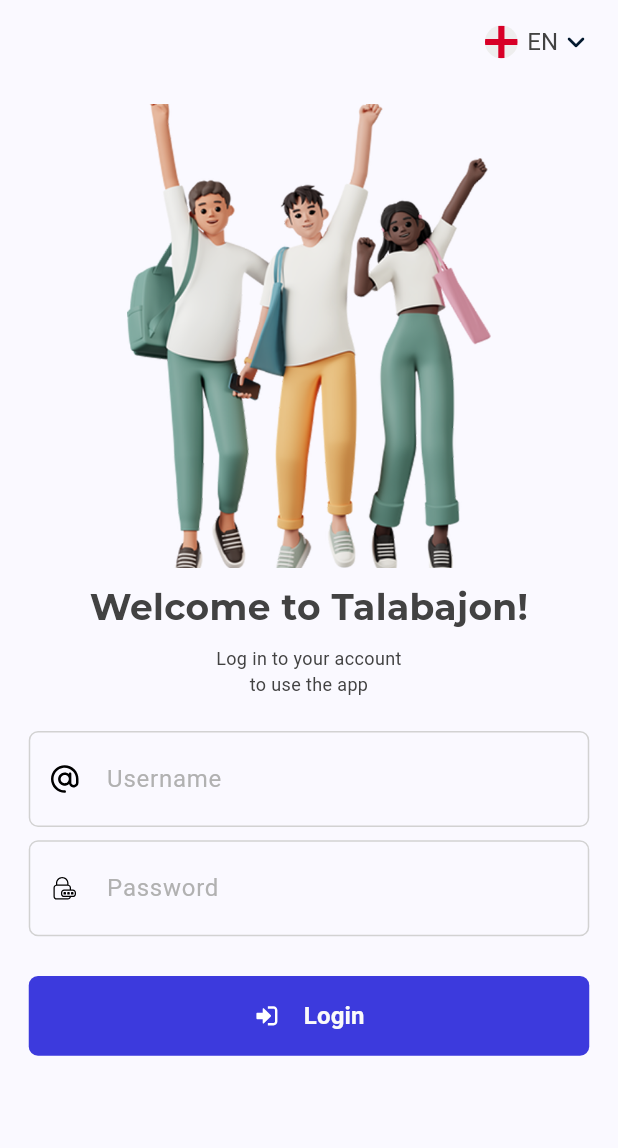
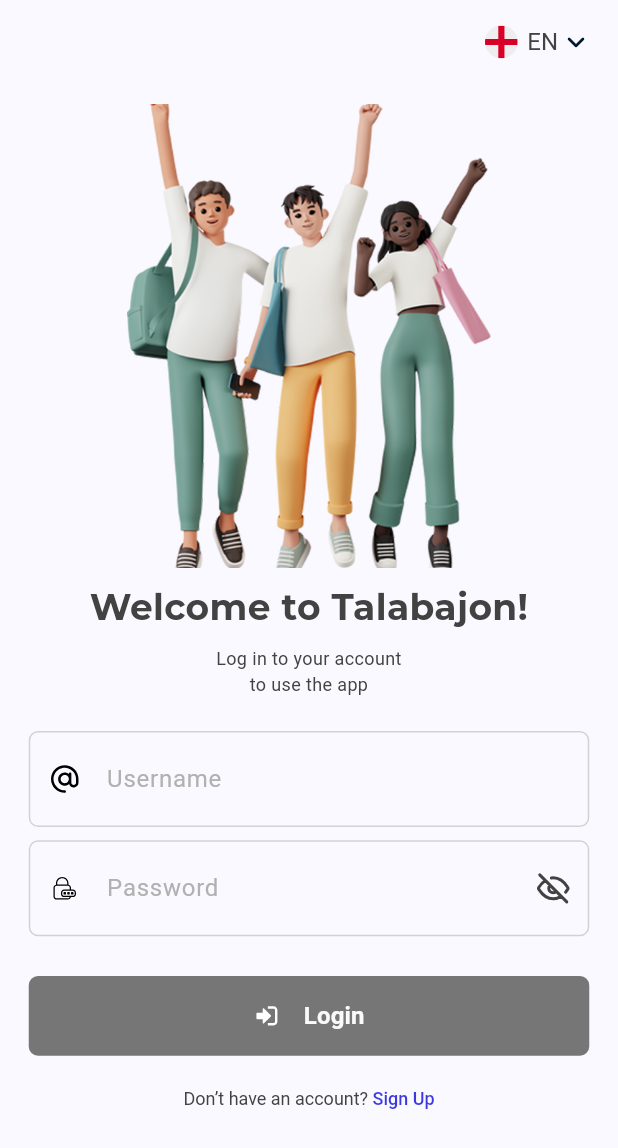
Before and after one commit to isroilovismoiljon/talabajon_flutter, a Flutter app: the LoginPage screen opened by its route, on a phone screen of 412 x 824 dp. Shown: the top 1148 px of the screen. Run offline on Flutter 3.47's test engine with Material 3 defaults, Android fonts, the phone set to English and light mode, and no system bars; our stand-ins replace dio, equatable, flutter_bloc, flutter_screenutil, flutter_secure_storage, flutter_svg and 4 more; accounts and stored records are empty.

Commit message:
login to'liq bo'ldi

```diff
--- a/lib/core/network/auth_interceptor.dart
+++ b/lib/core/network/auth_interceptor.dart
@@ -35,7 +35,7 @@ class AuthInterceptor extends Interceptor {
       if (login == null || password == null) await logout();
 
       var result = await dio.post('auth/login', data: {'login': login, 'password': password});
-      String? token = result.data['accessToken'];
+      String? token = result.data['token'];
 
       if (result.statusCode != 200 || token == null) await logout();
 
--- a/lib/core/network/bloc_dependencies.dart
+++ b/lib/core/network/bloc_dependencies.dart
@@ -2,6 +2,7 @@ import 'package:flutter_bloc/flutter_bloc.dart';
 import 'package:provider/single_child_widget.dart';
 import 'package:talabajon/features/auth/managers/verify/verify_bloc.dart';
 
+import '../../features/auth/managers/login/login_bloc.dart';
 import '../../features/auth/managers/register/register_bloc.dart';
 import '../../features/auth/managers/resend_verify/resend_verify_bloc.dart';
 
@@ -15,6 +16,9 @@ final blocDependencies = <SingleChildWidget> [
   BlocProvider<ResendVerifyBloc>(
     create: (context) => ResendVerifyBloc(authRepo: context.read()),
   ),
+  BlocProvider<LoginBloc>(
+    create: (context) => LoginBloc(authRepo: context.read()),
+  ),
   // BlocProvider<LoginBloc>(
   //   create: (context) => LoginBloc(authenticationRepository: context.read()),
   // ),
--- /dev/null
+++ b/lib/data/models/auth/login_request_model.dart
@@ -0,0 +1,13 @@
+class LoginRequestModel {
+  final String username, password;
+
+  LoginRequestModel({
+    required this.username,
+    required this.password,
+  });
+
+  Map<String, dynamic> toJson() => {
+    "username": username,
+    "password": password,
+  };
+}
--- a/lib/features/auth/managers/login/login_bloc.dart
+++ b/lib/features/auth/managers/login/login_bloc.dart
@@ -1,10 +1,25 @@
-import 'package:flutter/material.dart';
+import 'package:flutter_bloc/flutter_bloc.dart';
+import 'package:talabajon/core/constants/status.dart';
+import 'package:talabajon/data/repositories/auth_repository.dart';
+import 'package:talabajon/features/auth/managers/login/login_event.dart';
+import 'package:talabajon/features/auth/managers/login/login_state.dart';
 
-class LoginBloc extends StatelessWidget {
-  const LoginBloc({Key? key}) : super(key: key);
+class LoginBloc extends Bloc<LoginEvent, LoginState> {
+  LoginBloc({
+    required AuthRepository authRepo,
+  }) : _authRepo = authRepo,
+       super(LoginState.initial()) {
+    on<LoginPostEvent>(_fetchLogin);
+  }
 
-  @override
-  Widget build(BuildContext context) {
-    return Container();
+  final AuthRepository _authRepo;
+
+  Future<void> _fetchLogin(LoginPostEvent event, Emitter<LoginState> emit) async {
+    emit(state.copyWith(loginStatus: Status.loading, errorMessage: null));
+    var result = await _authRepo.login(event.data);
+    result.fold(
+      (error) => emit(state.copyWith(errorMessage: error.toString(), loginStatus: Status.error)),
+      (success) => emit(state.copyWith(loginStatus: Status.success, login: success)),
+    );
   }
 }
--- a/lib/features/auth/managers/login/login_event.dart
+++ b/lib/features/auth/managers/login/login_event.dart
@@ -1,10 +1,9 @@
-import 'package:flutter/material.dart';
+import 'package:talabajon/data/models/auth/login_request_model.dart';
 
-class LoginEvent extends StatelessWidget {
-  const LoginEvent({Key? key}) : super(key: key);
+sealed class LoginEvent {}
 
-  @override
-  Widget build(BuildContext context) {
-    return Container();
-  }
+final class LoginPostEvent extends LoginEvent {
+  final LoginRequestModel data;
+
+  LoginPostEvent(this.data);
 }
--- a/lib/features/auth/managers/login/login_state.dart
+++ b/lib/features/auth/managers/login/login_state.dart
@@ -1,10 +1,36 @@
-import 'package:flutter/material.dart';
+import 'package:equatable/equatable.dart';
+import 'package:talabajon/data/models/auth/auth_response_model.dart';
+import '../../../../core/constants/status.dart';
 
-class LoginState extends StatelessWidget {
-  const LoginState({Key? key}) : super(key: key);
+class LoginState extends Equatable {
+  final Status loginStatus;
+  final String? errorMessage;
+  final AuthResponseModel? login;
+
+  const LoginState({
+    required this.loginStatus,
+    required this.errorMessage,
+    required this.login,
+  });
+
+  factory LoginState.initial() => LoginState(
+    loginStatus: Status.idle,
+    errorMessage: null,
+    login: null,
+  );
+
+  LoginState copyWith({
+    Status? loginStatus,
+    String? errorMessage,
+    AuthResponseModel? login,
+  }) {
+    return LoginState(
+      loginStatus: loginStatus ?? this.loginStatus,
+      errorMessage: errorMessage ?? this.errorMessage,
+      login: login ?? this.login,
+    );
+  }
 
   @override
-  Widget build(BuildContext context) {
-    return Container();
-  }
+  List<Object?> get props => [loginStatus, errorMessage, login];
 }
--- a/lib/features/auth/managers/register/register_state.dart
+++ b/lib/features/auth/managers/register/register_state.dart
@@ -1,11 +1,11 @@
 import 'package:equatable/equatable.dart';
-import 'package:talabajon/data/models/auth/register_response_model.dart';
+import 'package:talabajon/data/models/auth/auth_response_model.dart';
 import '../../../../core/constants/status.dart';
 
 class RegisterState extends Equatable {
   final Status registerStatus;
   final String? errorMessage;
-  final RegisterResponseModel? register;
+  final AuthResponseModel? register;
 
   const RegisterState({
     required this.registerStatus,
@@ -22,7 +22,7 @@ class RegisterState extends Equatable {
   RegisterState copyWith({
     Status? registerStatus,
     String? errorMessage,
-    RegisterResponseModel? register,
+    AuthResponseModel? register,
   }) {
     return RegisterState(
       registerStatus: registerStatus ?? this.registerStatus,
--- a/lib/features/auth/pages/login_page.dart
+++ b/lib/features/auth/pages/login_page.dart
@@ -1,14 +1,24 @@
+import 'package:flutter/gestures.dart';
 import 'package:flutter/material.dart';
 import 'package:flutter_bloc/flutter_bloc.dart';
 import 'package:flutter_screenutil/flutter_screenutil.dart';
 import 'package:flutter_svg/svg.dart';
+import 'package:go_router/go_router.dart';
+import 'package:talabajon/core/constants/status.dart';
+import 'package:talabajon/core/routing/routes.dart';
 import 'package:talabajon/core/utils/icons.dart';
 import 'package:talabajon/core/utils/styles.dart';
+import 'package:talabajon/data/models/auth/login_request_model.dart';
+import 'package:talabajon/features/auth/managers/login/login_bloc.dart';
+import 'package:talabajon/features/auth/managers/login/login_event.dart';
+import 'package:talabajon/features/auth/managers/login/login_state.dart';
 import 'package:talabajon/features/auth/widgets/custom_text_field.dart';
+import 'package:talabajon/features/auth/widgets/custom_text_field_password.dart';
 import 'package:talabajon/features/common/managers/localizatoin_cubit.dart';
 import 'package:talabajon/features/common/widgets/custom_svg_button.dart';
 
 import '../../../core/l10n/app_localizations.dart';
+import '../../../core/utils/colors.dart';
 
 class LoginPage extends StatefulWidget {
   const LoginPage({super.key});
@@ -27,13 +37,6 @@ class _LoginPageState extends State<LoginPage> {
     passwordController.dispose();
     super.dispose();
   }
-  // @override
-  // void initState() {
-  //   super.initState();
-  //   WidgetsBinding.instance.addPostFrameCallback((timeStamp) {
-  //
-  //   },);
-  // }
 
   @override
   Widget build(BuildContext context) {
@@ -58,7 +61,51 @@ class _LoginPageState extends State<LoginPage> {
         label = "UZ";
     }
 
-    return Scaffold(
+    return BlocListener<LoginBloc, LoginState>(
+      listener: (context, state) {
+        if (state.loginStatus == Status.success) {
+          final loginData = state.login?.data;
+          if (loginData?.success == true) {
+            ScaffoldMessenger.of(context).showSnackBar(
+              SnackBar(
+                content: Text("✅ ${loginData?.message ?? "Login successful"}"),
+                behavior: SnackBarBehavior.floating,
+                margin: const EdgeInsets.symmetric(horizontal: 16, vertical: 12),
+                shape: RoundedRectangleBorder(
+                  borderRadius: BorderRadius.circular(14),
+                ),
+                duration: const Duration(seconds: 5),
+              ),
+            );
+            context.go(Routes.home);
+          } else {
+            ScaffoldMessenger.of(context).showSnackBar(
+              SnackBar(
+                content: Text("❎ ${loginData?.message ?? "Login failed"}"),
+                behavior: SnackBarBehavior.floating,
+                margin: const EdgeInsets.symmetric(horizontal: 16, vertical: 12),
+                shape: RoundedRectangleBorder(
+                  borderRadius: BorderRadius.circular(14),
+                ),
+                duration: const Duration(seconds: 5),
+              ),
+            );
+          }
+        } else if (state.loginStatus == Status.error) {
+          ScaffoldMessenger.of(context).showSnackBar(
+            SnackBar(
+              content: Text("Error: ${state.errorMessage}"),
+              behavior: SnackBarBehavior.floating,
+              margin: const EdgeInsets.symmetric(horizontal: 16, vertical: 12),
+              shape: RoundedRectangleBorder(
+                borderRadius: BorderRadius.circular(14),
+              ),
+              duration: const Duration(seconds: 5),
+            ),
+          );
+        }
+      },
+      child: Scaffold(
         resizeToAvoidBottomInset: false,
         appBar: AppBar(
           automaticallyImplyLeading: false,
@@ -142,18 +189,77 @@ class _LoginPageState extends State<LoginPage> {
               Column(
                 spacing: 10.h,
                 children: [
-                CustomTextField(nameController: usernameController, icon: AppSvgs.userName, hintText: local.username),
-                CustomTextField(nameController: passwordController, icon: AppSvgs.password, hintText: local.password),
+                  CustomTextField(
+                    controller: usernameController,
+                    icon: AppSvgs.userName,
+                    hintText: local.username,
+                  ),
+                  CustomTextFieldPassword(
+                    controller: passwordController,
+                    icon: AppSvgs.password,
+                    hint: local.password,
+                  ),
                 ],
               ),
               SizedBox(height: 10.h),
-            CustomSvgButton(
-              title: local.login,
+              BlocBuilder<LoginBloc, LoginState>(
+                builder: (context, state) {
+                  final isLoading = state.loginStatus == Status.loading;
+                  return ValueListenableBuilder<TextEditingValue>(
+                    valueListenable: usernameController,
+                    builder: (context, usernameValue, _) {
+                      return ValueListenableBuilder<TextEditingValue>(
+                        valueListenable: passwordController,
+                        builder: (context, passwordValue, _) {
+                          final isDisabled = isLoading || usernameValue.text.trim().isEmpty || passwordValue.text.trim().isEmpty;
+
+                          return CustomSvgButton(
+                            title: isLoading ? 'Loading...' : local.login,
                             svg: AppSvgs.logout,
                             width: 390,
                             height: 60,
+                            onPressed: isDisabled
+                                ? null
+                                : () {
+                                    context.read<LoginBloc>().add(
+                                      LoginPostEvent(
+                                        LoginRequestModel(
+                                          username: usernameValue.text.trim(),
+                                          password: passwordValue.text.trim(),
+                                        ),
+                                      ),
+                                    );
+                                  },
+                          );
+                        },
+                      );
+                    },
+                  );
+                },
+              ),
+              SizedBox(height: 5.h),
+              Center(
+                child: RichText(
+                  text: TextSpan(
+                    style: AppStyles.w400s12,
+                    children: [
+                      TextSpan(
+                        text: "Don’t have an account? ",
+                      ),
+                      TextSpan(
+                        text: "Sign Up",
+                        style: AppStyles.w500s12.copyWith(color: AppColors.indigoBlue),
+                        recognizer: TapGestureRecognizer()
+                          ..onTap = () {
+                            context.go(Routes.register);
+                          },
                       ),
                     ],
+                  ),
+                ),
+              ),
+            ],
+          ),
         ),
       ),
     );
--- a/lib/features/auth/widgets/custom_text_field.dart
+++ b/lib/features/auth/widgets/custom_text_field.dart
@@ -6,19 +6,19 @@ import 'package:talabajon/core/utils/colors.dart';
 class CustomTextField extends StatelessWidget {
   const CustomTextField({
     super.key,
-    required this.nameController,
+    required this.controller,
     required this.icon,
     required this.hintText,
   });
 
-  final TextEditingController nameController;
+  final TextEditingController controller;
   final String icon;
   final String hintText;
 
   @override
   Widget build(BuildContext context) {
     return TextField(
-      controller: nameController,
+      controller: controller,
       decoration: InputDecoration(
         contentPadding: EdgeInsets.all(20),
         prefixIcon: SizedBox(
--- a/lib/features/common/widgets/custom_button.dart
+++ b/lib/features/common/widgets/custom_button.dart
@@ -11,7 +11,7 @@ class CustomButton extends StatelessWidget {
     this.width = 390,
     this.height = 62,
     required this.title,
-    this.color = AppColors.black,
+    this.color = AppColors.indigoBlue,
     this.style = AppStyles.w600s18w,
     this.border = false,
   });
```
Also changed, not shown: lib/data/models/auth/auth_response_model.dart (renamed from lib/data/models/auth/register_response_model.dart, +19 -59 lines), lib/data/repositories/auth_repository.dart (+22 -3 lines), lib/features/auth/pages/register_page.dart (+31 -9 lines), lib/features/auth/pages/verify_page.dart (+6 -10 lines), lib/features/auth/widgets/verify_widget.dart (+11 -16 lines), lib/features/splash/pages/splash_page.dart (+15 -12 lines). Lines whose indentation alone changed are shown as unchanged.
